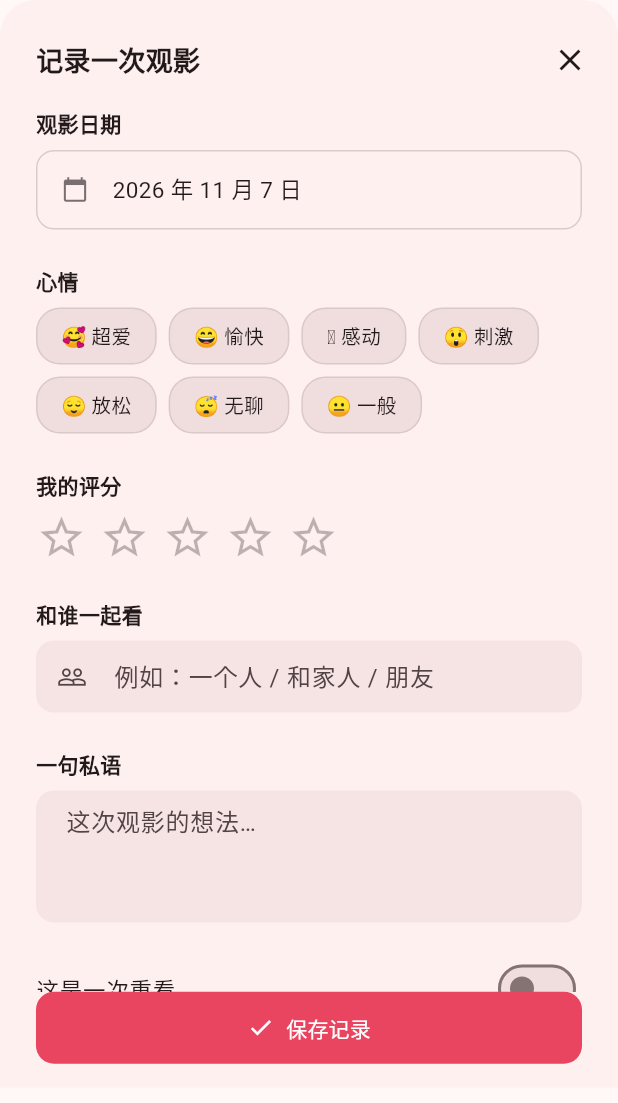
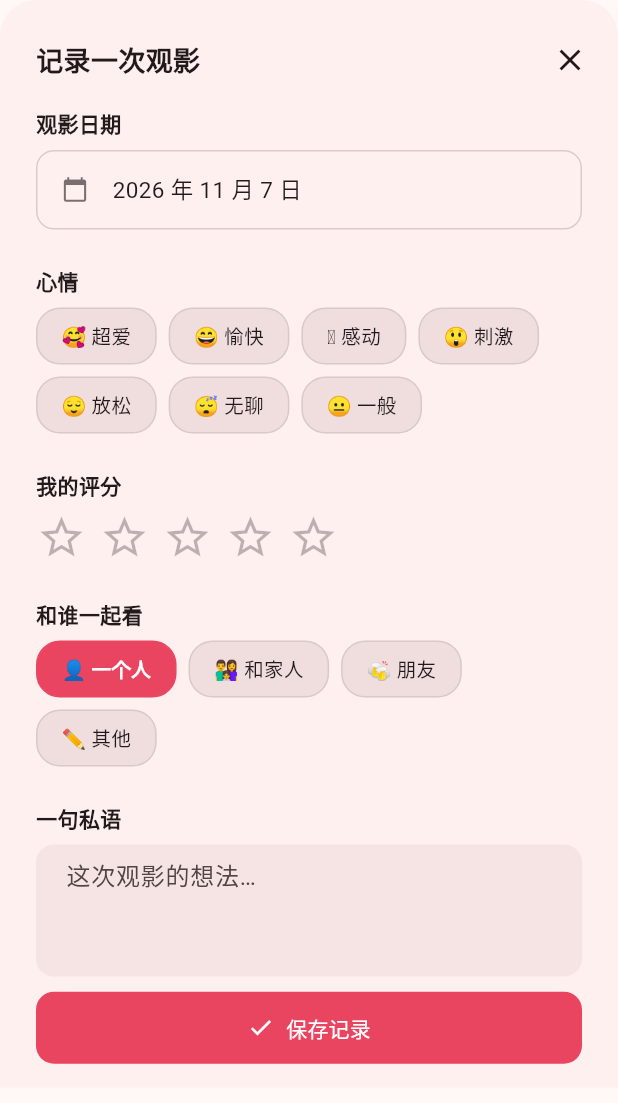
Before and after one commit to KUDURO-jw/Pianke-0.2-derivative, a Flutter app: the _ViewingSessionEditor widget shown alone on an empty page, opened directly with empty values, on a phone screen of 412 x 824 dp. Shown: the top 1103 px of the screen. Run offline on Flutter 3.47's test engine with Material 3 defaults, Android fonts, the phone set to English and light mode, and no system bars; our stand-ins replace cached_network_image, dio, file_picker, flutter_secure_storage, go_router, package_info_plus and 3 more; accounts and stored records are empty.

Commit message:
feat: 「和谁一起看」改为点选芯片
原来是一个自由输入框，提示语写着「例如：一个人 / 和家人 / 朋友」，
说明设计初衷就是选项，只是没做完。现在改为：

- 三个预设芯片：👤 一个人 / 👨‍👩‍👧 和家人 / 🍻 朋友
  样式复用心情芯片，选中高亮，再次点击取消选中
- 新建记录默认选中「一个人」，不点也能直接保存
- 保留「✏️ 其他」入口，选中后展开输入框，
  避免把功能做窄（和同事、团建、和猫这类仍可记录）

数据兼容：
- 写入的仍是纯文本，存 label（如「和家人」），与历史数据同格式
- 回显时同时匹配 label 与 id 两种写法
- 历史自由文本（如「和室友」）自动展开输入框回显，不会丢失
- history_page 与详情页都按纯文本渲染，无需改动

验证：55 个 dart 文件解析通过。

```diff
--- a/lib/widgets/movie/viewing_session_editor.dart
+++ b/lib/widgets/movie/viewing_session_editor.dart
@@ -38,6 +38,22 @@ class _ViewingSessionEditor extends StatefulWidget {
   State<_ViewingSessionEditor> createState() => _ViewingSessionEditorState();
 }
 
+/// 「和谁一起看」的快捷选项。
+///
+/// [label] 会原样写进 `ViewingSession.watchedWith`，与历史数据格式保持一致，
+/// 都是纯文本，因此旧的自由输入记录无需迁移即可正常回显。
+enum WatchCompanion {
+  alone('alone', '一个人', '👤'),
+  family('family', '和家人', '👨‍👩‍👧'),
+  friends('friends', '朋友', '🍻');
+
+  const WatchCompanion(this.id, this.label, this.emoji);
+
+  final String id;
+  final String label;
+  final String emoji;
+}
+
 class _ViewingSessionEditorState extends State<_ViewingSessionEditor> {
   late DateTime _watchedAt;
   late WatchMood _mood;
@@ -45,6 +61,12 @@ class _ViewingSessionEditorState extends State<_ViewingSessionEditor> {
   late double? _rating;
   late final TextEditingController _withController;
   late final TextEditingController _noteController;
+
+  /// 当前选中的快捷选项；null 表示未选或选了「其他」。
+  WatchCompanion? _companion;
+
+  /// 是否展开自定义输入框（点「其他」或历史数据不是预设项时）。
+  bool _showCustomCompanion = false;
 
   @override
   void initState() {
@@ -54,8 +76,38 @@ class _ViewingSessionEditorState extends State<_ViewingSessionEditor> {
     _mood = e?.mood ?? WatchMood.none;
     _isRewatch = e?.isRewatch ?? widget.defaultIsRewatch;
     _rating = e?.rating;
-    _withController = TextEditingController(text: e?.watchedWith ?? '');
     _noteController = TextEditingController(text: e?.note ?? '');
+
+    // 回显：历史数据若是三个预设之一则点亮对应芯片，
+    // 否则（自由文本）自动展开自定义输入框，保证老记录不丢。
+    //
+    // 新建记录默认选中「一个人」：观影绝大多数是独自进行，
+    // 预选后用户不点也能直接保存。编辑旧记录时不做改动，
+    // 保持原值（包括原值为空的情况）。
+    final existingWith = e?.watchedWith ?? '';
+    _withController = TextEditingController(text: existingWith);
+    final matched = _matchCompanion(existingWith);
+    _companion = matched;
+    _showCustomCompanion = existingWith.isNotEmpty && matched == null;
+    if (e == null) {
+      _companion = WatchCompanion.alone;
+    }
+  }
+
+  /// 把历史文本匹配回预设选项；同时兼容存 id 和存中文标签两种写法。
+  static WatchCompanion? _matchCompanion(String raw) {
+    final value = raw.trim();
+    if (value.isEmpty) return null;
+    for (final option in WatchCompanion.values) {
+      if (value == option.label || value == option.id) return option;
+    }
+    return null;
+  }
+
+  /// 当前应当写入 `watchedWith` 的文本。
+  String get _resolvedCompanion {
+    if (_showCustomCompanion) return _withController.text.trim();
+    return _companion?.label ?? '';
   }
 
   @override
@@ -97,7 +149,7 @@ class _ViewingSessionEditorState extends State<_ViewingSessionEditor> {
               movieId: widget.movieId,
               watchedAt: _watchedAt,
               mood: _mood,
-              watchedWith: _withController.text.trim(),
+              watchedWith: _resolvedCompanion,
               note: _noteController.text.trim(),
               isRewatch: _isRewatch,
               rating: _rating,
@@ -212,12 +264,24 @@ class _ViewingSessionEditorState extends State<_ViewingSessionEditor> {
                   const SizedBox(height: AppTheme.spacingLarge),
 
                   _label(context, '和谁一起看'),
+                  Wrap(
+                    spacing: AppTheme.spacingSmall,
+                    runSpacing: AppTheme.spacingSmall,
+                    children: [
+                      for (final option in WatchCompanion.values)
+                        _companionChip(context, option),
+                      _customCompanionChip(context),
+                    ],
+                  ),
+                  if (_showCustomCompanion) ...[
+                    const SizedBox(height: AppTheme.spacingSmall),
                     TextField(
                       controller: _withController,
+                      autofocus: true,
                       decoration: InputDecoration(
-                      hintText: '例如：一个人 / 和家人 / 朋友',
+                        hintText: '例如：和同事 / 团建 / 和猫',
                         isDense: true,
-                      prefixIcon: const Icon(Icons.people_outline, size: 20),
+                        prefixIcon: const Icon(Icons.edit_outlined, size: 20),
                         border: OutlineInputBorder(
                           borderRadius: BorderRadius.circular(
                             AppTheme.radiusMedium,
@@ -226,6 +290,7 @@ class _ViewingSessionEditorState extends State<_ViewingSessionEditor> {
                       ),
                       style: TextStyle(color: colorScheme.onSurface),
                     ),
+                  ],
                   const SizedBox(height: AppTheme.spacingLarge),
 
                   _label(context, '一句私语'),
@@ -336,6 +401,91 @@ class _ViewingSessionEditorState extends State<_ViewingSessionEditor> {
     );
   }
 
+  /// 「和谁一起看」的预设芯片，点击即选中；再次点击取消。
+  Widget _companionChip(BuildContext context, WatchCompanion option) {
+    final colorScheme = Theme.of(context).colorScheme;
+    final selected = !_showCustomCompanion && _companion == option;
+    return GestureDetector(
+      onTap: () => setState(() {
+        if (selected) {
+          _companion = null;
+        } else {
+          _companion = option;
+          _showCustomCompanion = false;
+          // 从「其他」切回预设时清空输入框，避免切换后残留看不见的文本。
+          _withController.clear();
+        }
+      }),
+      child: AnimatedContainer(
+        duration: const Duration(milliseconds: 150),
+        padding: const EdgeInsets.symmetric(
+          horizontal: AppTheme.spacingMedium,
+          vertical: AppTheme.spacingSmall,
+        ),
+        decoration: BoxDecoration(
+          color: selected ? AppTheme.accent : colorScheme.surfaceContainerHighest,
+          borderRadius: BorderRadius.circular(AppTheme.radiusLarge),
+          border: Border.all(
+            color: selected
+                ? AppTheme.accent
+                : colorScheme.outline.withValues(alpha: 0.2),
+          ),
+        ),
+        child: Text(
+          '${option.emoji} ${option.label}',
+          style: TextStyle(
+            fontSize: 13,
+            fontWeight: selected ? FontWeight.w600 : FontWeight.w500,
+            color: selected ? Colors.white : colorScheme.onSurface,
+          ),
+        ),
+      ),
+    );
+  }
+
+  /// 「其他」芯片：选中后展开自由输入，避免把功能做窄。
+  Widget _customCompanionChip(BuildContext context) {
+    final colorScheme = Theme.of(context).colorScheme;
+    final selected = _showCustomCompanion;
+    return GestureDetector(
+      onTap: () => setState(() {
+        if (selected && _withController.text.trim().isEmpty) {
+          _showCustomCompanion = false;
+        } else if (selected) {
+          _showCustomCompanion = false;
+          _withController.clear();
+        } else {
+          _companion = null;
+          _showCustomCompanion = true;
+        }
+      }),
+      child: AnimatedContainer(
+        duration: const Duration(milliseconds: 150),
+        padding: const EdgeInsets.symmetric(
+          horizontal: AppTheme.spacingMedium,
+          vertical: AppTheme.spacingSmall,
+        ),
+        decoration: BoxDecoration(
+          color: selected ? AppTheme.accent : colorScheme.surfaceContainerHighest,
+          borderRadius: BorderRadius.circular(AppTheme.radiusLarge),
+          border: Border.all(
+            color: selected
+                ? AppTheme.accent
+                : colorScheme.outline.withValues(alpha: 0.2),
+          ),
+        ),
+        child: Text(
+          '✏️ 其他',
+          style: TextStyle(
+            fontSize: 13,
+            fontWeight: selected ? FontWeight.w600 : FontWeight.w500,
+            color: selected ? Colors.white : colorScheme.onSurface,
+          ),
+        ),
+      ),
+    );
+  }
+
   Widget _buildStars(ColorScheme colorScheme) {
     final current = _rating ?? 0;
     return Row(
```
Lines whose indentation alone changed are shown as unchanged.
